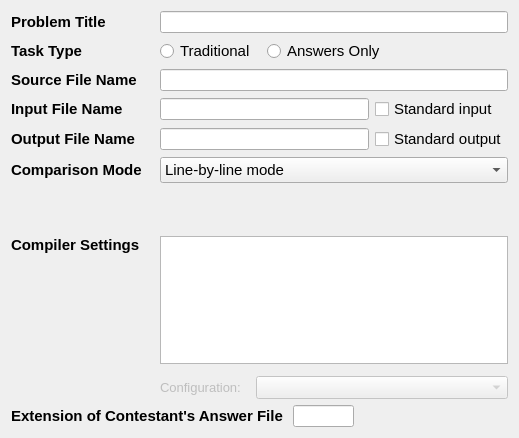
Dust1404/Project_LemonPlus, file forms_unix/taskeditwidget.ui: the form before one commit.
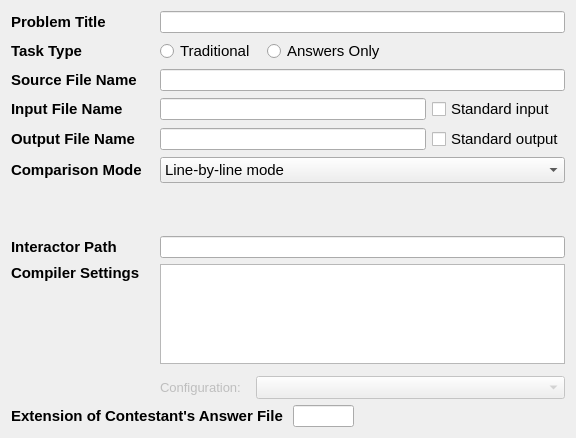
The form after the commit. Custom widgets are drawn as their Qt base class.

Patch:
```diff
--- a/forms_unix/taskeditwidget.ui
+++ b/forms_unix/taskeditwidget.ui
@@ -6,7 +6,7 @@
    <rect>
     <x>0</x>
     <y>0</y>
-    <width>515</width>
+    <width>576</width>
     <height>438</height>
    </rect>
   </property>
@@ -214,6 +214,51 @@
      </item>
     </widget>
    </item>
+   <item row="8" column="0">
+    <layout class="QVBoxLayout" name="verticalLayout_3">
+     <item>
+      <widget class="QLabel" name="compilerSettingsLabel">
+       <property name="sizePolicy">
+        <sizepolicy hsizetype="Preferred" vsizetype="Fixed">
+         <horstretch>0</horstretch>
+         <verstretch>0</verstretch>
+        </sizepolicy>
+       </property>
+       <property name="minimumSize">
+        <size>
+         <width>143</width>
+         <height>18</height>
+        </size>
+       </property>
+       <property name="maximumSize">
+        <size>
+         <width>143</width>
+         <height>18</height>
+        </size>
+       </property>
+       <property name="styleSheet">
+        <string notr="true">font-size:11pt;font-weight:bold;</string>
+       </property>
+       <property name="text">
+        <string>Compiler Settings</string>
+       </property>
+      </widget>
+     </item>
+     <item>
+      <spacer name="verticalSpacer">
+       <property name="orientation">
+        <enum>Qt::Vertical</enum>
+       </property>
+       <property name="sizeHint" stdset="0">
+        <size>
+         <width>20</width>
+         <height>40</height>
+        </size>
+       </property>
+      </spacer>
+     </item>
+    </layout>
+   </item>
    <item row="6" column="1" colspan="2">
     <widget class="QStackedWidget" name="comparisonSetting">
      <property name="sizePolicy">
@@ -318,52 +363,7 @@
      </widget>
     </widget>
    </item>
-   <item row="7" column="0">
-    <layout class="QVBoxLayout" name="verticalLayout_3">
-     <item>
-      <widget class="QLabel" name="compilerSettingsLabel">
-       <property name="sizePolicy">
-        <sizepolicy hsizetype="Preferred" vsizetype="Fixed">
-         <horstretch>0</horstretch>
-         <verstretch>0</verstretch>
-        </sizepolicy>
-       </property>
-       <property name="minimumSize">
-        <size>
-         <width>143</width>
-         <height>18</height>
-        </size>
-       </property>
-       <property name="maximumSize">
-        <size>
-         <width>143</width>
-         <height>18</height>
-        </size>
-       </property>
-       <property name="styleSheet">
-        <string notr="true">font-size:11pt;font-weight:bold;</string>
-       </property>
-       <property name="text">
-        <string>Compiler Settings</string>
-       </property>
-      </widget>
-     </item>
-     <item>
-      <spacer name="verticalSpacer">
-       <property name="orientation">
-        <enum>Qt::Vertical</enum>
-       </property>
-       <property name="sizeHint" stdset="0">
-        <size>
-         <width>20</width>
-         <height>40</height>
-        </size>
-       </property>
-      </spacer>
-     </item>
-    </layout>
-   </item>
-   <item row="7" column="1" colspan="2">
+   <item row="8" column="1" colspan="2">
     <layout class="QVBoxLayout" name="verticalLayout_4">
      <property name="spacing">
       <number>12</number>
@@ -409,7 +409,7 @@
      </item>
     </layout>
    </item>
-   <item row="8" column="0" colspan="3">
+   <item row="9" column="0" colspan="3">
     <layout class="QHBoxLayout" name="horizontalLayout">
      <property name="spacing">
       <number>10</number>
@@ -467,6 +467,23 @@
      </item>
     </layout>
    </item>
+   <item row="7" column="1" colspan="2">
+    <widget class="FileLineEdit" name="interactorPath"/>
+   </item>
+   <item row="7" column="0">
+    <widget class="QLabel" name="interactorPathLabel">
+     <property name="font">
+      <font>
+       <pointsize>11</pointsize>
+       <weight>75</weight>
+       <bold>true</bold>
+      </font>
+     </property>
+     <property name="text">
+      <string>Interactor Path</string>
+     </property>
+    </widget>
+   </item>
   </layout>
  </widget>
  <customwidgets>
```
Left out of the diff: 68 changed lines with no effect on the pictures.
